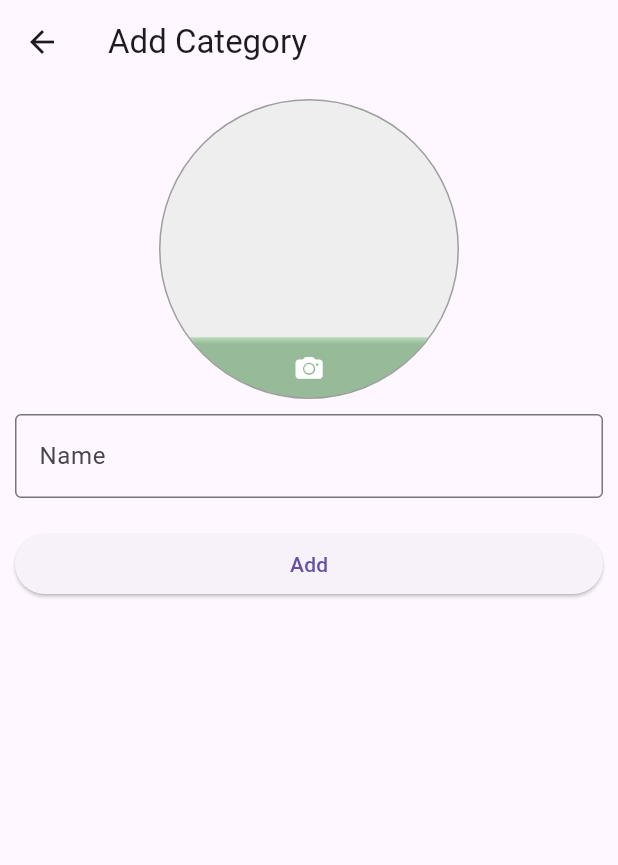
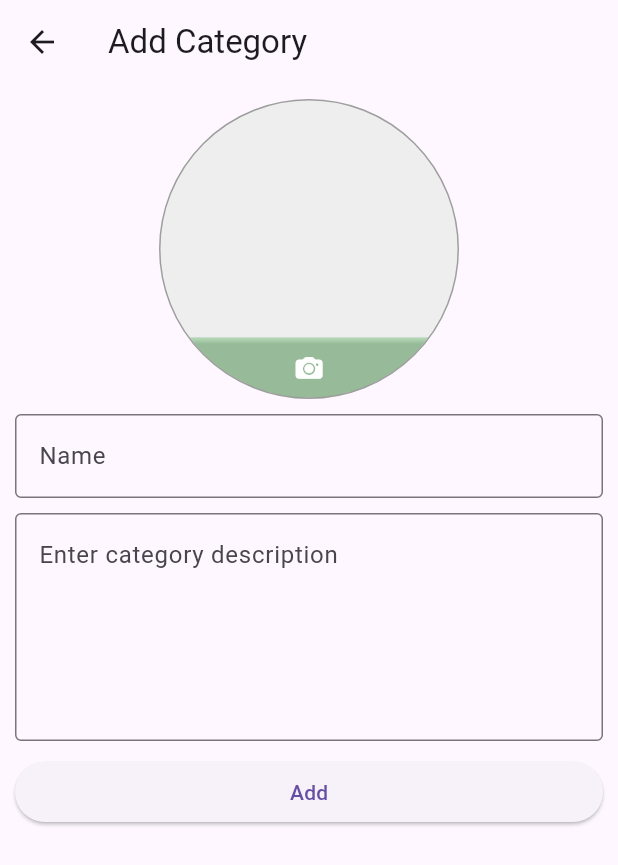
Before and after one commit to RKOrtega94/e_commerce_admin, a Flutter app: the CategoryFormScreen screen opened by its route, on a phone screen of 412 x 824 dp. Shown: the top 865 px of the screen. Run offline on Flutter 3.47's test engine with Material 3 defaults, Android fonts, the phone set to English and light mode, and no system bars; our stand-ins replace freezed_annotation, get, image_picker, syncfusion_flutter_charts.

Commit message:
Refactor category form and text form widgets

```diff
--- a/lib/src/presentation/screens/category/category_form.dart
+++ b/lib/src/presentation/screens/category/category_form.dart
@@ -47,14 +47,17 @@ class _CategoryFormScreenState extends State<CategoryFormScreen> {
                 ),
                 const SizedBox(height: 10),
                 AppTextFormWidget(
+                  labelText: 'Name',
+                  hintText: 'Enter category name',
                   onChanged: (value) {},
                 ),
                 const SizedBox(height: 10),
-                /* TextFormField(
+                AppTextFormWidget(
+                  hintText: 'Enter category description',
                   keyboardType: TextInputType.multiline,
-                  minLines: 3,
                   maxLines: 5,
-                ), */
+                  onChanged: (value) {},
+                ),
                 const SizedBox(height: 10),
                 SizedBox(
                   width: double.infinity,
--- a/lib/src/presentation/widgets/shared/text_form.dart
+++ b/lib/src/presentation/widgets/shared/text_form.dart
@@ -1,10 +1,18 @@
 import 'package:flutter/material.dart';
 
 class AppTextFormWidget extends StatelessWidget {
+  final String? labelText;
+  final String? hintText;
+  final TextInputType? keyboardType;
+  final int? maxLines;
   final void Function(String)? onChanged;
   final String? Function(String?)? validator;
   const AppTextFormWidget({
     super.key,
+    this.labelText,
+    this.hintText,
+    this.keyboardType,
+    this.maxLines,
     this.onChanged,
     this.validator,
   });
@@ -14,10 +22,13 @@ class AppTextFormWidget extends StatelessWidget {
     return TextFormField(
       onChanged: onChanged,
       validator: validator,
-      decoration: const InputDecoration(
-        labelText: 'Name',
-        hintText: 'Enter name',
-        border: OutlineInputBorder(),
+      keyboardType: keyboardType,
+      minLines: maxLines,
+      maxLines: maxLines,
+      decoration: InputDecoration(
+        labelText: labelText,
+        hintText: hintText,
+        border: const OutlineInputBorder(),
       ),
     );
   }
```
